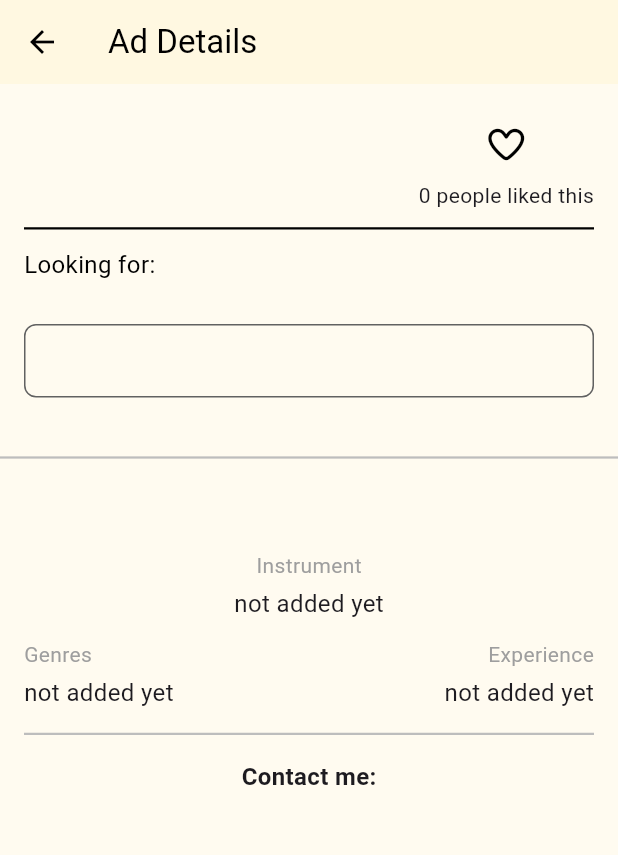
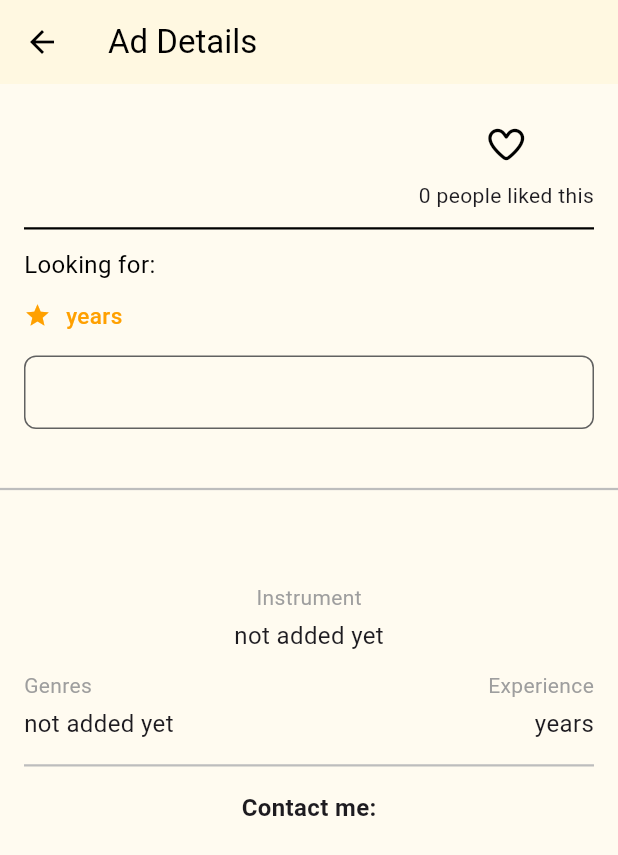
Before and after one commit to krlaan/musicland_app, a Flutter app: the PostDetailsView screen opened directly with empty values, on a phone screen of 412 x 824 dp. Shown: the top 855 px of the screen. Run offline on Flutter 3.47's test engine with Material 3 defaults, Android fonts, the light colour scheme and no system bars; our stand-ins replace cloud_firestore, firebase_auth, firebase_core, flutter_riverpod, font_awesome_flutter, freezed_annotation and 5 more; accounts and stored records are empty; generated files the repository leaves out were written again.

Commit message:
post detail view fixed

```diff
--- a/lib/views/post_details/post_details_view.dart
+++ b/lib/views/post_details/post_details_view.dart
@@ -129,14 +129,13 @@ class PostDetailsView extends ConsumerWidget {
                                 ],
                               ),
                             ),
-                          if (userData.experience != null && userData.experience!.isNotEmpty)
                           Row(
                             children: [
                               Icon(Icons.star,
                                   size: 18, color: AppColors.gold),
                               const SizedBox(width: 6),
                               Text(
-                                  '${userData.experience} years',
+                                '${post.experience} years',
                                 style: TextStyle(
                                   fontSize: 15,
                                   fontWeight: FontWeight.w500,
@@ -252,8 +251,9 @@ class PostDetailsView extends ConsumerWidget {
                                 ),
                                 const SizedBox(height: 4),
                                 Text(
-                                  post.experience.isNotEmpty
-                                      ? '${post.experience} years'
+
+                                  userData.experience != null
+                                      ? '${userData.experience} years'
                                       : 'not added yet',
                                   style: const TextStyle(fontSize: 16),
                                 ),
```
Lines whose indentation alone changed are shown as unchanged.
